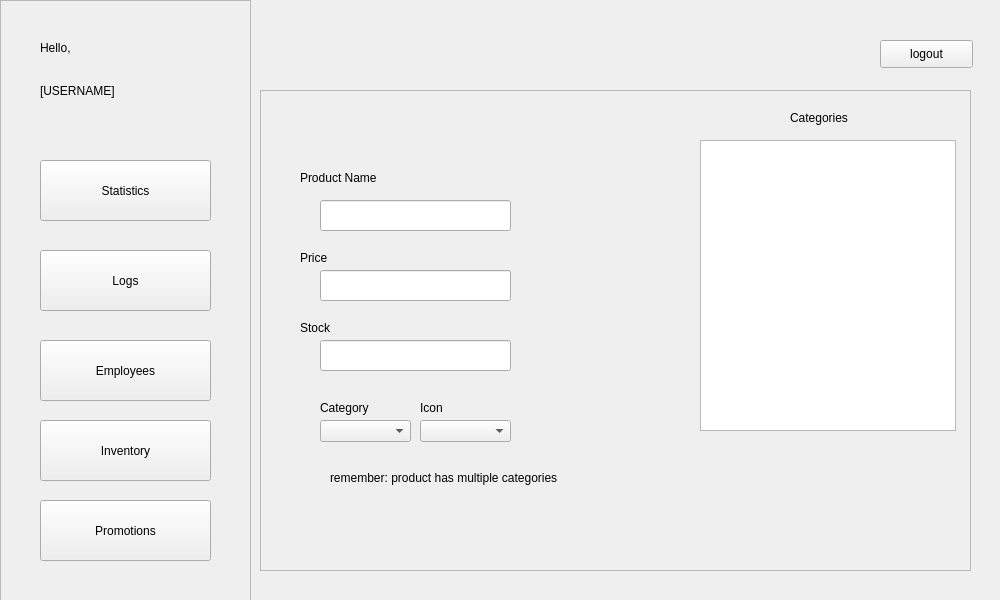
The window that POS/UI/inventoryAdd.ui (ReiZedlav/CSCC-21.1-Software-Engineering-1) describes before a commit, drawn with Qt 5.
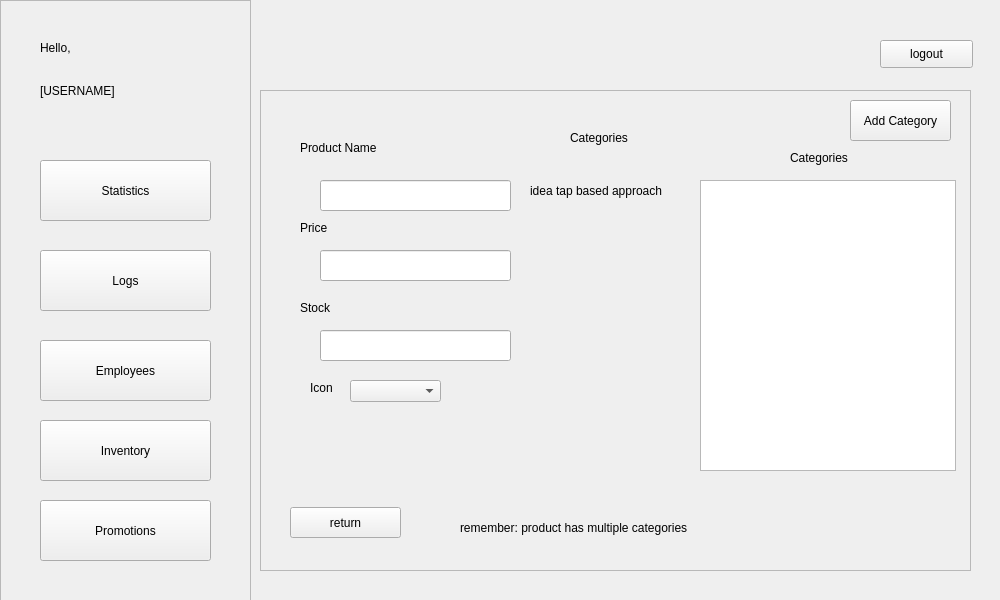
The same window after the commit.

Patch:
```diff
--- a/POS/UI/inventoryAdd.ui
+++ b/POS/UI/inventoryAdd.ui
@@ -153,7 +153,7 @@
      <property name="geometry">
       <rect>
        <x>440</x>
-       <y>50</y>
+       <y>90</y>
        <width>256</width>
        <height>291</height>
       </rect>
@@ -163,7 +163,7 @@
      <property name="geometry">
       <rect>
        <x>530</x>
-       <y>20</y>
+       <y>60</y>
        <width>141</width>
        <height>16</height>
       </rect>
@@ -176,7 +176,7 @@
      <property name="geometry">
       <rect>
        <x>60</x>
-       <y>110</y>
+       <y>90</y>
        <width>191</width>
        <height>31</height>
       </rect>
@@ -186,7 +186,7 @@
      <property name="geometry">
       <rect>
        <x>60</x>
-       <y>180</y>
+       <y>160</y>
        <width>191</width>
        <height>31</height>
       </rect>
@@ -196,27 +196,17 @@
      <property name="geometry">
       <rect>
        <x>60</x>
-       <y>250</y>
+       <y>240</y>
        <width>191</width>
        <height>31</height>
       </rect>
      </property>
     </widget>
-    <widget class="QComboBox" name="comboBox">
-     <property name="geometry">
-      <rect>
-       <x>60</x>
-       <y>330</y>
-       <width>91</width>
-       <height>22</height>
-      </rect>
-     </property>
-    </widget>
     <widget class="QComboBox" name="comboBox_2">
      <property name="geometry">
       <rect>
-       <x>160</x>
-       <y>330</y>
+       <x>90</x>
+       <y>290</y>
        <width>91</width>
        <height>22</height>
       </rect>
@@ -226,7 +216,7 @@
      <property name="geometry">
       <rect>
        <x>40</x>
-       <y>80</y>
+       <y>50</y>
        <width>121</width>
        <height>16</height>
       </rect>
@@ -239,7 +229,7 @@
      <property name="geometry">
       <rect>
        <x>40</x>
-       <y>160</y>
+       <y>130</y>
        <width>121</width>
        <height>16</height>
       </rect>
@@ -252,7 +242,7 @@
      <property name="geometry">
       <rect>
        <x>40</x>
-       <y>230</y>
+       <y>210</y>
        <width>121</width>
        <height>16</height>
       </rect>
@@ -264,21 +254,21 @@
     <widget class="QLabel" name="label_6">
      <property name="geometry">
       <rect>
-       <x>60</x>
-       <y>310</y>
+       <x>310</x>
+       <y>40</y>
        <width>121</width>
        <height>16</height>
       </rect>
      </property>
      <property name="text">
-      <string>Category</string>
+      <string>Categories</string>
      </property>
     </widget>
     <widget class="QLabel" name="label_7">
      <property name="geometry">
       <rect>
-       <x>160</x>
-       <y>310</y>
+       <x>50</x>
+       <y>290</y>
        <width>121</width>
        <height>16</height>
       </rect>
@@ -290,8 +280,8 @@
     <widget class="QLabel" name="label_8">
      <property name="geometry">
       <rect>
-       <x>70</x>
-       <y>380</y>
+       <x>200</x>
+       <y>430</y>
        <width>271</width>
        <height>16</height>
       </rect>
@@ -300,6 +290,45 @@
       <string>remember: product has multiple categories</string>
      </property>
     </widget>
+    <widget class="QPushButton" name="pushButton">
+     <property name="geometry">
+      <rect>
+       <x>30</x>
+       <y>417</y>
+       <width>111</width>
+       <height>31</height>
+      </rect>
+     </property>
+     <property name="text">
+      <string>return</string>
+     </property>
+    </widget>
+    <widget class="QPushButton" name="pushButton_2">
+     <property name="geometry">
+      <rect>
+       <x>590</x>
+       <y>10</y>
+       <width>101</width>
+       <height>41</height>
+      </rect>
+     </property>
+     <property name="text">
+      <string>Add Category</string>
+     </property>
+    </widget>
+    <widget class="QLabel" name="label_9">
+     <property name="geometry">
+      <rect>
+       <x>270</x>
+       <y>70</y>
+       <width>161</width>
+       <height>61</height>
+      </rect>
+     </property>
+     <property name="text">
+      <string>idea tap based approach</string>
+     </property>
+    </widget>
    </widget>
   </widget>
  </widget>
```
